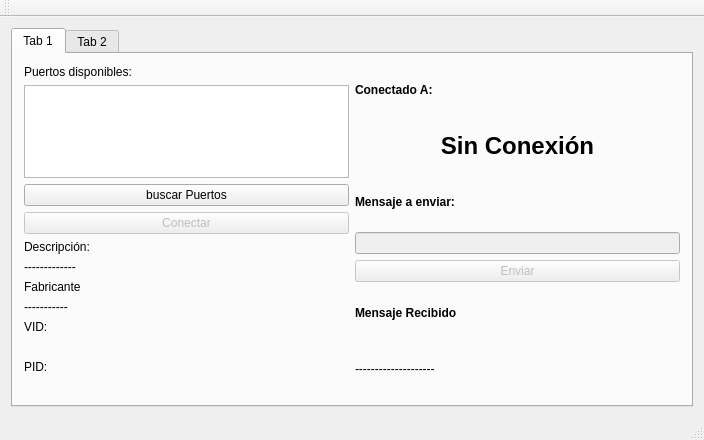
omarCamargo/serialPortQt, file mainwindow.ui: the form before one commit.
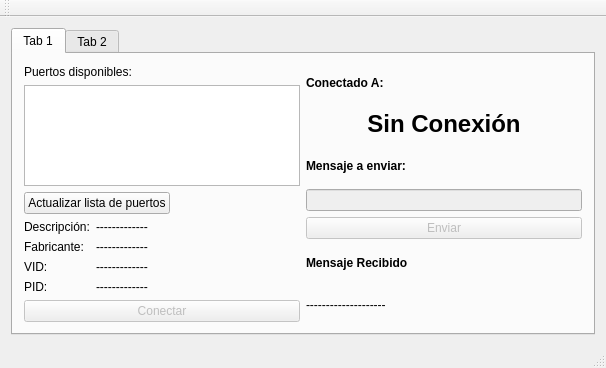
The form after the commit. The open tabs and pages were chosen to show the change. Custom widgets are drawn as their Qt base class.

Diff of the .ui file:
```diff
--- a/mainwindow.ui
+++ b/mainwindow.ui
@@ -6,8 +6,8 @@
    <rect>
     <x>0</x>
     <y>0</y>
-    <width>704</width>
-    <height>440</height>
+    <width>606</width>
+    <height>368</height>
    </rect>
   </property>
   <property name="windowTitle">
@@ -24,9 +24,9 @@
        <attribute name="title">
         <string>Tab 1</string>
        </attribute>
-       <layout class="QHBoxLayout" name="horizontalLayout">
+       <layout class="QHBoxLayout" name="horizontalLayout_3">
         <item>
-         <layout class="QVBoxLayout" name="verticalLayout_2">
+         <layout class="QVBoxLayout" name="verticalLayout">
           <item>
            <widget class="QLabel" name="label">
             <property name="text">
@@ -38,82 +38,101 @@
            <widget class="QListWidget" name="MylistWidget"/>
           </item>
           <item>
+           <layout class="QHBoxLayout" name="horizontalLayout">
+            <item>
            <widget class="QPushButton" name="btnBuscar">
             <property name="text">
-             <string>buscar Puertos</string>
+               <string>Actualizar lista de puertos</string>
             </property>
            </widget>
           </item>
           <item>
-           <widget class="QPushButton" name="btnConectar">
-            <property name="enabled">
-             <bool>false</bool>
-            </property>
-            <property name="text">
-             <string>Conectar</string>
-            </property>
-           </widget>
-          </item>
-          <item>
-           <widget class="QLabel" name="label_2">
-            <property name="text">
-             <string>Descripción:</string>
-            </property>
-           </widget>
+             <spacer name="horizontalSpacer">
+              <property name="orientation">
+               <enum>Qt::Horizontal</enum>
+              </property>
+              <property name="sizeHint" stdset="0">
+               <size>
+                <width>40</width>
+                <height>20</height>
+               </size>
+              </property>
+             </spacer>
+            </item>
+           </layout>
           </item>
           <item>
-           <widget class="QLabel" name="lblSerialDescription">
-            <property name="text">
-             <string>-------------</string>
-            </property>
-           </widget>
-          </item>
-          <item>
-           <widget class="QLabel" name="label_3">
-            <property name="text">
-             <string>Fabricante</string>
-            </property>
-           </widget>
-          </item>
-          <item>
-           <widget class="QLabel" name="lblSerialManufacter">
-            <property name="text">
-             <string>-----------</string>
-            </property>
-           </widget>
-          </item>
-          <item>
+           <layout class="QGridLayout" name="gridLayout" columnstretch="0,1,0" columnminimumwidth="0,0,0">
+            <item row="2" column="0">
            <widget class="QLabel" name="label_6">
             <property name="text">
              <string>VID:</string>
             </property>
            </widget>
           </item>
-          <item>
+            <item row="2" column="1" colspan="2">
            <widget class="QLabel" name="lbl_VID">
             <property name="text">
-             <string/>
+               <string>-------------</string>
             </property>
            </widget>
           </item>
-          <item>
+            <item row="3" column="0">
            <widget class="QLabel" name="label_7">
             <property name="text">
              <string>PID:</string>
             </property>
            </widget>
           </item>
-          <item>
+            <item row="3" column="1" colspan="2">
            <widget class="QLabel" name="lbl_PID">
             <property name="text">
-             <string/>
+               <string>-------------</string>
+              </property>
+             </widget>
+            </item>
+            <item row="1" column="0">
+             <widget class="QLabel" name="label_3">
+              <property name="text">
+               <string>Fabricante: </string>
+              </property>
+             </widget>
+            </item>
+            <item row="0" column="0">
+             <widget class="QLabel" name="label_2">
+              <property name="text">
+               <string>Descripción:</string>
+              </property>
+             </widget>
+            </item>
+            <item row="0" column="1" colspan="2">
+             <widget class="QLabel" name="lblSerialDescription">
+              <property name="text">
+               <string>-------------</string>
+              </property>
+             </widget>
+            </item>
+            <item row="1" column="1" colspan="2">
+             <widget class="QLabel" name="lblSerialManufacter">
+              <property name="text">
+               <string>-------------</string>
             </property>
            </widget>
           </item>
          </layout>
         </item>
         <item>
-         <layout class="QVBoxLayout" name="verticalLayout">
+           <widget class="QPushButton" name="btnConectar">
+            <property name="enabled">
+             <bool>false</bool>
+            </property>
+            <property name="text">
+             <string>Conectar</string>
+            </property>
+           </widget>
+          </item>
+         </layout>
+        </item>
           <item>
            <layout class="QVBoxLayout" name="verticalLayout_5">
             <item>
@@ -205,8 +224,6 @@
            </layout>
           </item>
          </layout>
-        </item>
-       </layout>
       </widget>
       <widget class="QWidget" name="tab_2">
        <attribute name="title">
```
Left out of the diff: 4 changed lines with no effect on the pictures. Lines whose indentation alone changed are shown as unchanged.
